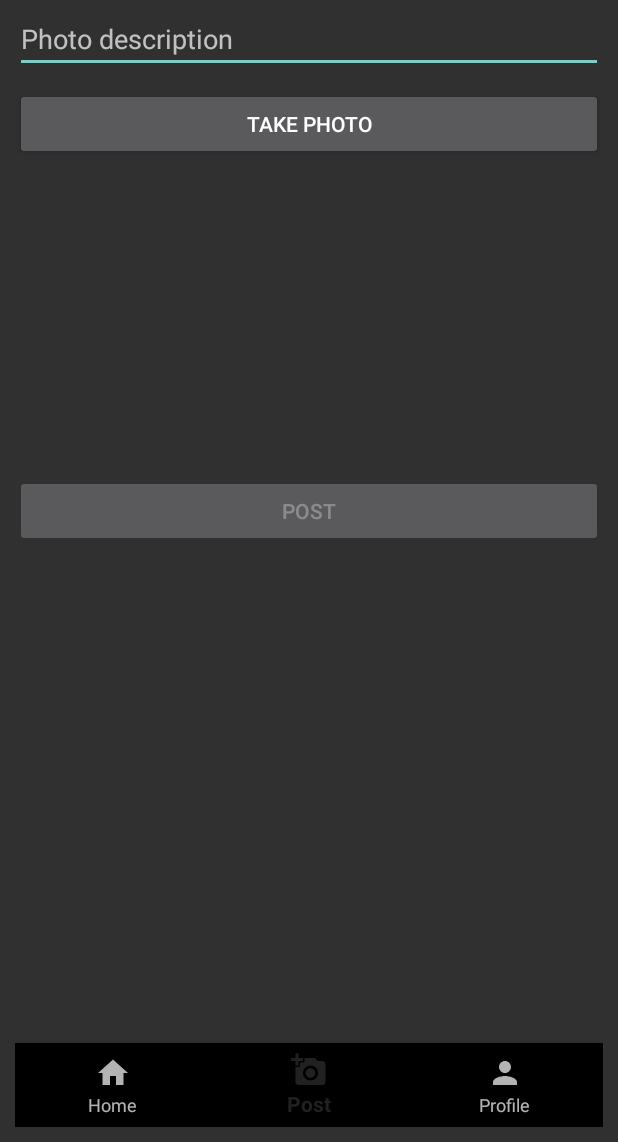
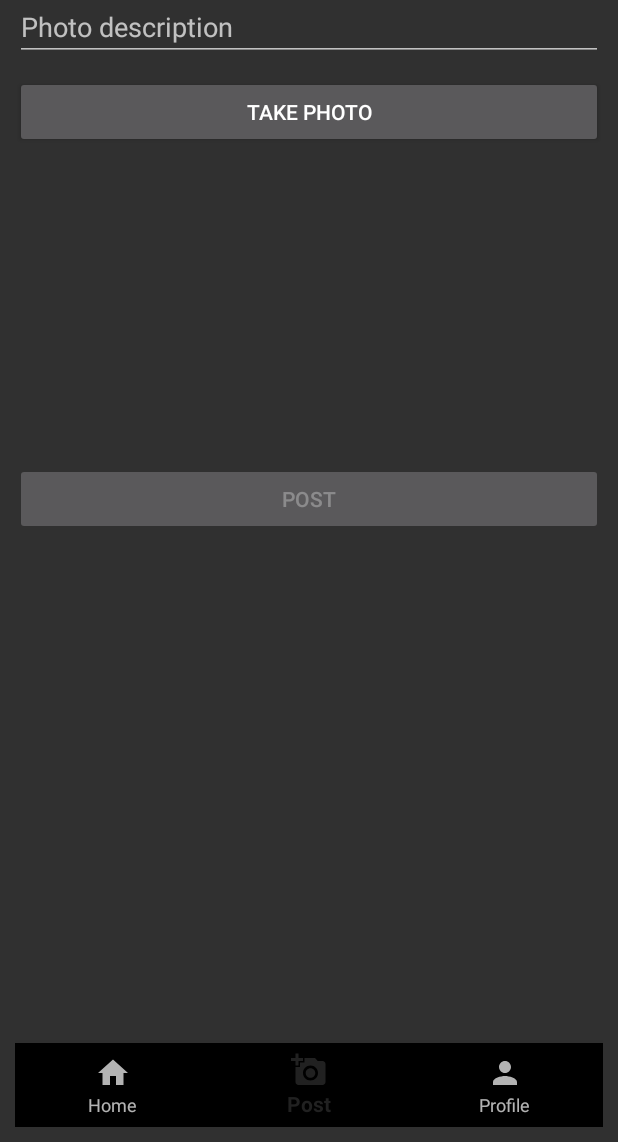
Before and after one commit to Rhijke/MockInsta, an Android app: the MainActivity screen opened directly, with no data from a screen before it, item 2 of the bottom bar chosen, on a phone screen of 412 x 824 dp, the part 94-1236 px from its top. Run offline under Robolectric (Android 15) with nearby library versions, the phone set to English and light mode, and no system bars; libraries missing offline, so code that uses them is left out: com.parse.

Commit message:
Create ComposeFragment

```diff
--- a/app/build.gradle
+++ b/app/build.gradle
@@ -33,18 +33,20 @@ ext {
 
 dependencies {
     implementation fileTree(dir: 'libs', include: ['*.jar'])
-    implementation 'androidx.appcompat:appcompat:1.0.2'
+    implementation 'androidx.appcompat:appcompat:1.1.0'
+    implementation 'com.android.support:support-compat:28.0.0'
     implementation 'com.google.android.material:material:1.0.0'
-    implementation 'androidx.annotation:annotation:1.0.2'
+    implementation 'androidx.annotation:annotation:1.1.0'
     implementation 'androidx.constraintlayout:constraintlayout:1.1.3'
-    implementation 'androidx.lifecycle:lifecycle-extensions:2.0.0'
+    implementation 'com.android.support:support-fragment:28.0.0'
+    implementation 'androidx.lifecycle:lifecycle-extensions:2.1.0'
     implementation 'com.android.support:appcompat-v7:28.1.1'
     testImplementation 'junit:junit:4.12'
-    androidTestImplementation 'androidx.test.ext:junit:1.1.0'
-    androidTestImplementation 'androidx.test.espresso:espresso-core:3.1.1'
+    androidTestImplementation 'androidx.test.ext:junit:1.1.1'
+    androidTestImplementation 'androidx.test.espresso:espresso-core:3.2.0'
     implementation 'com.parse.bolts:bolts-android:1.4.0'
     implementation 'com.github.parse-community.Parse-SDK-Android:parse:1.20.0'
-    implementation 'com.squareup.okhttp3:logging-interceptor:3.8.1'
+    implementation 'com.squareup.okhttp3:logging-interceptor:4.1.0'
 
     implementation "androidx.appcompat:appcompat:${appCompatVersion}"
     implementation "com.google.android.material:material:${designSupportVersion}"
--- a/app/src/main/java/android/kaerah/com/mockinsta/MainActivity.java
+++ b/app/src/main/java/android/kaerah/com/mockinsta/MainActivity.java
@@ -1,16 +1,11 @@
 package android.kaerah.com.mockinsta;
-
-import androidx.annotation.NonNull;
-import androidx.annotation.Nullable;
-import androidx.appcompat.app.AppCompatActivity;
-import androidx.appcompat.widget.Toolbar;
-import androidx.core.content.FileProvider;
 
 import android.content.Intent;
 import android.graphics.Bitmap;
 import android.graphics.BitmapFactory;
 import android.kaerah.com.mockinsta.data.model.BitmapScaler;
 import android.kaerah.com.mockinsta.data.model.Post;
+import android.kaerah.com.mockinsta.fragments.ComposeFragment;
 import android.kaerah.com.mockinsta.ui.login.LoginActivity;
 import android.net.Uri;
 import android.os.Bundle;
@@ -24,6 +19,13 @@ import android.widget.Button;
 import android.widget.EditText;
 import android.widget.ImageView;
 import android.widget.Toast;
+
+import androidx.annotation.NonNull;
+import androidx.annotation.Nullable;
+import androidx.appcompat.app.AppCompatActivity;
+import androidx.appcompat.widget.Toolbar;
+import androidx.core.content.FileProvider;
+import androidx.fragment.app.FragmentTransaction;
 
 import com.google.android.material.bottomnavigation.BottomNavigationView;
 import com.parse.FindCallback;
@@ -75,14 +77,19 @@ public class MainActivity extends AppCompatActivity {
 
 
        // Set on click listeners
-        setOnClickBtnSubmit();
-        setOnClickBtnCaptureImage();
+//        setOnClickBtnSubmit();
+//        setOnClickBtnCaptureImage();
             // Navigation menu
+
         bottomNavigationView.setOnNavigationItemSelectedListener(new BottomNavigationView.OnNavigationItemSelectedListener() {
             @Override
             public boolean onNavigationItemSelected(@NonNull MenuItem menuItem) {
+                // Begin the transaction
+                FragmentTransaction ft = getSupportFragmentManager().beginTransaction();
                 switch(menuItem.getItemId()) {
                     case R.id.action_compose:
+                        ft.replace(R.id.frameManager, new ComposeFragment());
+                        ft.commit();
                         return true;
                     case R.id.action_home:
                         return true;
--- /dev/null
+++ b/app/src/main/java/android/kaerah/com/mockinsta/fragments/ComposeFragment.java
@@ -0,0 +1,28 @@
+package android.kaerah.com.mockinsta.fragments;
+
+import android.kaerah.com.mockinsta.R;
+import android.os.Bundle;
+import android.view.LayoutInflater;
+import android.view.View;
+import android.view.ViewGroup;
+
+import androidx.fragment.app.Fragment;
+
+public class ComposeFragment extends Fragment {
+
+        // The onCreateView method is called when Fragment should create its View object hierarchy,
+        // either dynamically or via XML layout inflation.
+        @Override
+        public View onCreateView(LayoutInflater inflater, ViewGroup parent, Bundle savedInstanceState) {
+            // Defines the xml file for the fragment
+            return inflater.inflate(R.layout.fragment_compose, parent, false);
+        }
+
+        // This event is triggered soon after onCreateView().
+        // Any view setup should occur here.  E.g., view lookups and attaching view listeners.
+        @Override
+        public void onViewCreated(View view, Bundle savedInstanceState) {
+            // Setup any handles to view objects here
+            // EditText etFoo = (EditText) view.findViewById(R.id.etFoo);
+        }
+}
--- a/app/src/main/res/layout/activity_main.xml
+++ b/app/src/main/res/layout/activity_main.xml
@@ -30,36 +30,11 @@
         app:menu="@menu/menu_bottom_navigation"
         app:layout_constraintBottom_toBottomOf="parent"/>
 
-    <EditText
+    <FrameLayout
+        android:id="@+id/frameManager"
         android:layout_width="match_parent"
-        android:layout_height="wrap_content"
-        android:id="@+id/etDescription"
-        app:layout_constraintTop_toBottomOf="@+id/mToolbar"
-        android:inputType="text"
-        android:hint="@string/etphoto_description"/>
+        android:layout_height="match_parent">
+    </FrameLayout>
 
-    <Button
-        android:id="@+id/btnCaptureImage"
-        android:layout_width="match_parent"
-        android:layout_height="wrap_content"
-        android:layout_marginTop="10dp"
-        android:text="Take photo"
-        app:layout_constraintTop_toBottomOf="@+id/etDescription" />
 
-    <ImageView
-        android:id="@+id/ivCaptureImage"
-        android:layout_width="200dp"
-        android:layout_height="200dp"
-        app:layout_constraintEnd_toEndOf="parent"
-        app:layout_constraintStart_toStartOf="parent"
-        app:layout_constraintTop_toBottomOf="@id/btnCaptureImage" />
-
-    <Button
-        android:id="@+id/btnSubmit"
-        android:layout_width="match_parent"
-        android:layout_height="wrap_content"
-        android:layout_marginTop="10dp"
-        android:text="Post"
-        android:enabled="false"
-        app:layout_constraintTop_toBottomOf="@+id/ivCaptureImage" />
 </androidx.constraintlayout.widget.ConstraintLayout>
--- /dev/null
+++ b/app/src/main/res/layout/fragment_compose.xml
@@ -0,0 +1,42 @@
+<?xml version="1.0" encoding="utf-8"?>
+<LinearLayout xmlns:android="http://schemas.android.com/apk/res/android"
+    xmlns:app="http://schemas.android.com/apk/res-auto"
+    android:orientation="vertical"
+    android:layout_width="match_parent"
+    android:layout_height="match_parent">
+
+    <EditText
+        android:layout_width="match_parent"
+        android:layout_height="wrap_content"
+        android:id="@+id/etDescription"
+        android:layout_marginTop="@dimen/action_bar_height"
+        android:inputType="text"
+        android:hint="@string/etphoto_description"/>
+
+    <Button
+        android:id="@+id/btnCaptureImage"
+        android:layout_width="match_parent"
+        android:layout_height="wrap_content"
+        android:layout_marginTop="10dp"
+        android:text="Take photo"
+        app:layout_constraintTop_toBottomOf="@+id/etDescription" />
+
+    <ImageView
+        android:id="@+id/ivCaptureImage"
+        android:layout_width="200dp"
+        android:layout_height="200dp"
+        app:layout_constraintEnd_toEndOf="parent"
+        app:layout_constraintStart_toStartOf="parent"
+        android:layout_gravity="center"
+        app:layout_constraintTop_toBottomOf="@id/btnCaptureImage" />
+
+    <Button
+        android:id="@+id/btnSubmit"
+        android:layout_width="match_parent"
+        android:layout_height="wrap_content"
+        android:layout_marginTop="10dp"
+        android:text="Post"
+        android:enabled="false"
+        app:layout_constraintTop_toBottomOf="@+id/ivCaptureImage" />
+
+</LinearLayout>
```
